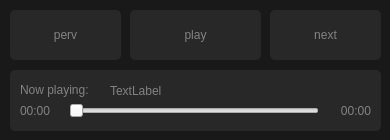
AKlivtsov/AudioPlayerPython, file mainUI.ui: the form before one commit.
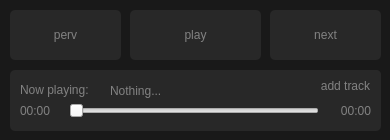
The form after the commit.

Patch:
```diff
--- a/mainUI.ui
+++ b/mainUI.ui
@@ -126,12 +126,12 @@
       <rect>
        <x>100</x>
        <y>10</y>
-       <width>201</width>
+       <width>191</width>
        <height>21</height>
       </rect>
      </property>
      <property name="text">
-      <string>TextLabel</string>
+      <string>Nothing...</string>
      </property>
     </widget>
     <widget class="QLabel" name="lbl_endTime">
@@ -179,6 +179,19 @@
       <set>Qt::AlignLeading|Qt::AlignLeft|Qt::AlignVCenter</set>
      </property>
     </widget>
+    <widget class="QPushButton" name="btn_addFile">
+     <property name="geometry">
+      <rect>
+       <x>300</x>
+       <y>0</y>
+       <width>71</width>
+       <height>32</height>
+      </rect>
+     </property>
+     <property name="text">
+      <string>add track</string>
+     </property>
+    </widget>
    </widget>
   </widget>
  </widget>
```
